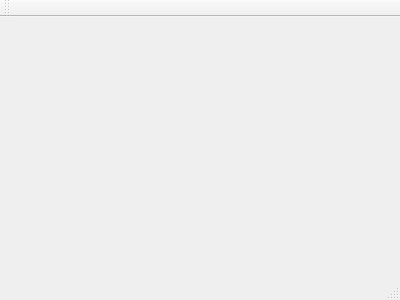
Above: mainwindow.ui from weisseruebe/LCMSTest before the change. Below: the same form after it.
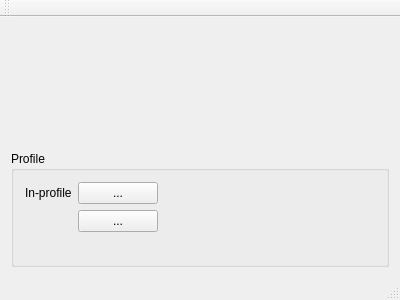
That is the form after the change.

Commit message: Little demo app

The edit to the form file:
```diff
--- a/mainwindow.ui
+++ b/mainwindow.ui
@@ -14,7 +14,7 @@
    <string>MainWindow</string>
   </property>
   <widget class="QWidget" name="centralWidget">
-   <layout class="QHBoxLayout" name="horizontalLayout">
+   <layout class="QVBoxLayout" name="verticalLayout">
     <item>
      <widget class="QLabel" name="label">
       <property name="text">
@@ -22,6 +22,39 @@
       </property>
      </widget>
     </item>
+    <item>
+     <widget class="QGroupBox" name="groupBox">
+      <property name="title">
+       <string>Profile</string>
+      </property>
+      <layout class="QFormLayout" name="formLayout">
+       <property name="fieldGrowthPolicy">
+        <enum>QFormLayout::FieldsStayAtSizeHint</enum>
+       </property>
+       <item row="1" column="0">
+        <widget class="QLabel" name="label_2">
+         <property name="text">
+          <string>In-profile</string>
+         </property>
+        </widget>
+       </item>
+       <item row="1" column="1">
+        <widget class="QPushButton" name="pushButton">
+         <property name="text">
+          <string>...</string>
+         </property>
+        </widget>
+       </item>
+       <item row="2" column="1">
+        <widget class="QPushButton" name="pushButton_2">
+         <property name="text">
+          <string>...</string>
+         </property>
+        </widget>
+       </item>
+      </layout>
+     </widget>
+    </item>
    </layout>
   </widget>
   <widget class="QMenuBar" name="menuBar">
```
The commit also changes 2 other files.
